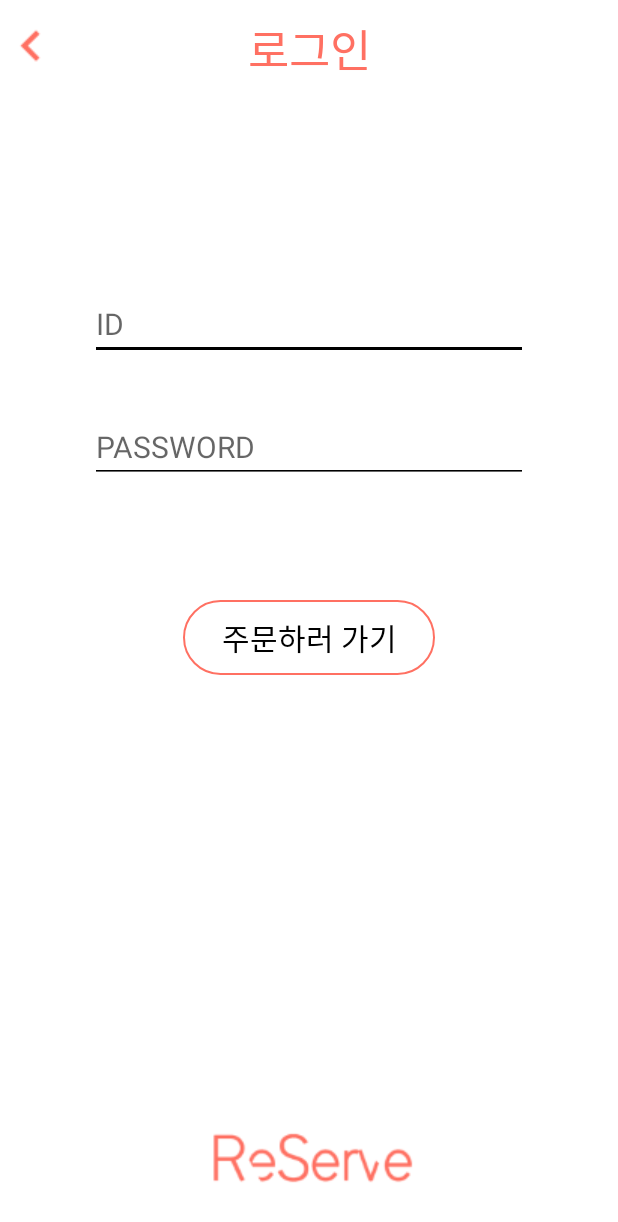
After one commit to hkg5600/Reserve, an Android app: the LoginActivity screen opened directly, with no data from a screen before it, on a phone screen of 412 x 824 dp. The commit adds this screen. Shown: the top 1222 px of the screen. Run offline under Robolectric (Android 15) with nearby library versions, the phone set to English and light mode, and no system bars; our stand-ins replace data binding; 5 statements that could not run were skipped.

Commit message:
Add: LoginActivity

```diff
--- a/reserve/app/src/main/AndroidManifest.xml
+++ b/reserve/app/src/main/AndroidManifest.xml
@@ -22,6 +22,7 @@
         android:usesCleartextTraffic="true"
         tools:ignore="GoogleAppIndexingWarning"
         tools:targetApi="m">
+        <activity android:name=".ui.login.LoginActivity"></activity>
         <activity
             android:name=".ui.splash.SplashActivity"
             android:theme="@style/SplashTheme">
--- /dev/null
+++ b/reserve/app/src/main/java/com/example/reserve/ui/login/LoginActivity.kt
@@ -0,0 +1,56 @@
+package com.example.reserve.ui.login
+
+import android.content.Intent
+import android.util.Log
+import androidx.lifecycle.Observer
+import com.example.reserve.R
+import com.example.reserve.base.BaseActivity
+import com.example.reserve.databinding.ActivityLoginBinding
+import com.example.reserve.network.response.TokenResponse
+import com.example.reserve.room.repository.TokenRepository
+import com.example.reserve.ui.main.MainActivity
+import org.koin.androidx.viewmodel.ext.android.viewModel
+
+class LoginActivity : BaseActivity<ActivityLoginBinding, LoginActivityViewModel>() {
+
+    override val layoutResourceId = R.layout.activity_login
+
+    override val viewModel: LoginActivityViewModel by viewModel()
+
+    override fun initView() {
+
+    }
+
+    override fun initObserver() {
+        viewModel.data.observe(this, Observer {
+            when (it) {
+                is TokenResponse -> {
+                    viewModel.insertToken(it.token)
+                }
+            }
+        })
+
+        viewModel.roomSuccess.observe(this, Observer {
+            when(it) {
+                "token" -> startActivity(Intent(this, MainActivity::class.java))
+            }
+        })
+
+        viewModel.error.observe(this, Observer {
+            Log.d("Observe Error: ", it)
+            when(it) {
+                "room failed" -> makeToast("오류 발생 잠시후 시도해주세요", false)
+            }
+        })
+    }
+
+    override fun initListener() {
+
+    }
+
+    override fun initViewModel() {
+        viewDataBinding.vm = viewModel
+    }
+
+
+}
--- /dev/null
+++ b/reserve/app/src/main/res/drawable-v24/login_button_background.xml
@@ -0,0 +1,13 @@
+<?xml version="1.0" encoding="utf-8"?>
+<shape xmlns:android="http://schemas.android.com/apk/res/android"
+    android:shape="rectangle">
+    <solid android:color="#ffffff"/>
+    <stroke android:color="@color/coral"
+        android:width="1dp"/>
+    <padding
+        android:left="1dp"
+        android:right="1dp"
+        android:bottom="1dp"
+        android:top="1dp" />
+    <corners android:radius="50dp" />
+</shape>
--- a/reserve/app/src/main/res/drawable-v24/splash_background.xml
+++ b/reserve/app/src/main/res/drawable-v24/splash_background.xml
@@ -3,7 +3,6 @@
 
     <item android:drawable="@android:color/white" />
 
-    <item
-        android:drawable="@drawable/splash_logo"/>
+    <item android:drawable="@drawable/splash_logo"/>
 
 </layer-list>
--- /dev/null
+++ b/reserve/app/src/main/res/layout/activity_login.xml
@@ -0,0 +1,117 @@
+<?xml version="1.0" encoding="utf-8"?>
+<layout xmlns:android="http://schemas.android.com/apk/res/android"
+    xmlns:app="http://schemas.android.com/apk/res-auto"
+    xmlns:tools="http://schemas.android.com/tools">
+
+    <data>
+        <variable
+            name="vm"
+            type="com.example.reserve.ui.login.LoginActivityViewModel" />
+    </data>
+
+<androidx.coordinatorlayout.widget.CoordinatorLayout
+    android:id="@+id/holder_layout"
+    android:layout_width="match_parent"
+    android:layout_height="match_parent"
+    tools:context=".ui.login.LoginActivity">
+    <androidx.constraintlayout.widget.ConstraintLayout
+        android:id="@+id/page_holder"
+        android:layout_width="match_parent"
+        android:layout_height="match_parent">
+
+    <ImageButton
+        android:id="@+id/image_button_back"
+        android:layout_width="wrap_content"
+        android:layout_height="wrap_content"
+        app:layout_constraintStart_toStartOf="parent"
+        app:layout_constraintTop_toTopOf="@+id/text_view_login"
+        android:src="@drawable/back_button"
+        android:background="@android:color/transparent"/>
+
+    <TextView
+        android:id="@+id/text_view_login"
+        android:layout_width="wrap_content"
+        android:layout_height="wrap_content"
+        android:textSize="30sp"
+        android:textColor="@color/coral"
+        android:lineSpacingExtra="5.5sp"
+        app:layout_constraintTop_toTopOf="parent"
+        app:layout_constraintStart_toStartOf="parent"
+        app:layout_constraintEnd_toEndOf="parent"
+        android:text="@string/login_text"
+        android:layout_marginTop="10dp"/>
+
+        <TextView
+            android:id="@+id/text_view_login_explain"
+            style="@style/TextStyle"
+            android:layout_width="wrap_content"
+            android:layout_height="wrap_content"
+            tools:text="빠른 주문을 위해 로그인하기"
+            app:layout_constraintStart_toStartOf="parent"
+            app:layout_constraintEnd_toEndOf="parent"
+            app:layout_constraintTop_toTopOf="parent"
+            android:layout_marginTop="117dp"
+            android:textSize="24sp" />
+
+        <EditText
+            android:id="@+id/edit_text_id"
+            android:layout_height="wrap_content"
+            android:layout_width="match_parent"
+            android:layout_marginTop="192dp"
+            android:layout_marginStart="60dp"
+            android:layout_marginEnd="60dp"
+            android:hint="ID"
+            android:text="@={vm.id}"
+            android:textSize="20sp"
+            app:layout_constraintStart_toStartOf="parent"
+            app:layout_constraintEnd_toEndOf="parent"
+            app:layout_constraintTop_toTopOf="parent"
+            android:backgroundTint="#000000"/>
+
+        <EditText
+            android:id="@+id/edit_text_pw"
+            android:layout_width="match_parent"
+            android:layout_height="wrap_content"
+            android:layout_marginStart="60dp"
+            android:layout_marginTop="274dp"
+            android:layout_marginEnd="60dp"
+            android:hint="PASSWORD"
+            android:text="@={vm.pw}"
+            android:textSize="20sp"
+            app:layout_constraintEnd_toEndOf="parent"
+            app:layout_constraintStart_toStartOf="parent"
+            app:layout_constraintTop_toTopOf="parent"
+            android:backgroundTint="#000000"/>
+
+        <TextView
+            android:id="@+id/button_login"
+            android:layout_width="168dp"
+            android:layout_height="50dp"
+            android:layout_marginTop="400dp"
+            android:background="@drawable/login_button_background"
+            android:gravity="center"
+            android:text="@string/text_login"
+            android:textColor="#000000"
+            android:textSize="20sp"
+            app:layout_constraintEnd_toEndOf="parent"
+            app:layout_constraintStart_toStartOf="parent"
+            app:layout_constraintTop_toTopOf="parent"
+            android:clickable="true"
+            android:focusable="true"
+            android:onClick="@={vm.login()}"/>
+
+
+        <ImageView
+            android:id="@+id/image_view_logo"
+            android:layout_width="wrap_content"
+            android:layout_height="wrap_content"
+            app:layout_constraintStart_toStartOf="parent"
+            app:layout_constraintEnd_toEndOf="parent"
+            app:layout_constraintBottom_toBottomOf="parent"
+            android:src="@drawable/start_logo"
+            android:layout_marginBottom="20dp"/>
+
+    </androidx.constraintlayout.widget.ConstraintLayout>
+</androidx.coordinatorlayout.widget.CoordinatorLayout>
+
+</layout>
--- /dev/null
+++ b/reserve/app/src/main/res/layout/app_bar.xml
@@ -0,0 +1,22 @@
+<?xml version="1.0" encoding="utf-8"?>
+<layout>
+
+    <FrameLayout xmlns:android="http://schemas.android.com/apk/res/android"
+        android:layout_width="match_parent"
+        android:layout_height="55dp"
+        android:orientation="vertical">
+
+        <com.google.android.material.appbar.AppBarLayout
+            android:layout_width="match_parent"
+            android:layout_height="wrap_content">
+
+            <androidx.appcompat.widget.Toolbar
+                android:id="@+id/toolbar"
+                android:layout_width="match_parent"
+                android:layout_height="match_parent"
+                android:background="#ffffff"/>
+        </com.google.android.material.appbar.AppBarLayout>
+
+    </FrameLayout>
+
+</layout>
--- a/reserve/app/src/main/res/values/strings.xml
+++ b/reserve/app/src/main/res/values/strings.xml
@@ -3,4 +3,6 @@
     <string name="string_cancel">취소</string>
     <string name="string_yes">확인</string>
     <string name="string_test">테스트</string>
+    <string name="login_text">로그인</string>
+    <string name="text_login">주문하러 가기</string>
 </resources>
--- a/reserve/app/src/main/res/values/styles.xml
+++ b/reserve/app/src/main/res/values/styles.xml
@@ -7,7 +7,21 @@
         <item name="colorAccent">@color/colorAccent</item>
         <item name="colorControlNormal">@color/colorPrimary</item>
     </style>
+
     <style name="SplashTheme" parent="Theme.AppCompat.NoActionBar">
         <item name="android:windowBackground">@drawable/splash_background</item>
     </style>
+
+    <style name="TextStyle">
+        <item name="android:textSize">10sp</item>
+        <item name="android:lineSpacingExtra">4.5sp</item>
+        <item name="android:textColor">#000000</item>
+    </style>
+
+    <style name="TextStyle2">
+        <item name="android:textSize">10sp</item>
+        <item name="android:lineSpacingExtra">4.5sp</item>
+        <item name="android:textColor">#000000</item>
+    </style>
+
 </resources>
```
Also changed, not shown: reserve/app/src/main/res/drawable/back_button.png (added), reserve/app/src/main/res/drawable/drawable-hdpi/navigate_next-24px.png (added), reserve/app/src/main/res/drawable/drawable-mdpi/navigate_next-24px.png (added), reserve/app/src/main/res/drawable/drawable-xhdpi/navigate_next-24px.png (added), reserve/app/src/main/res/drawable/drawable-xxhdpi/navigate_next-24px.png (added), reserve/app/src/main/res/drawable/drawable-xxxhdpi/navigate_next-24px.png (added).
